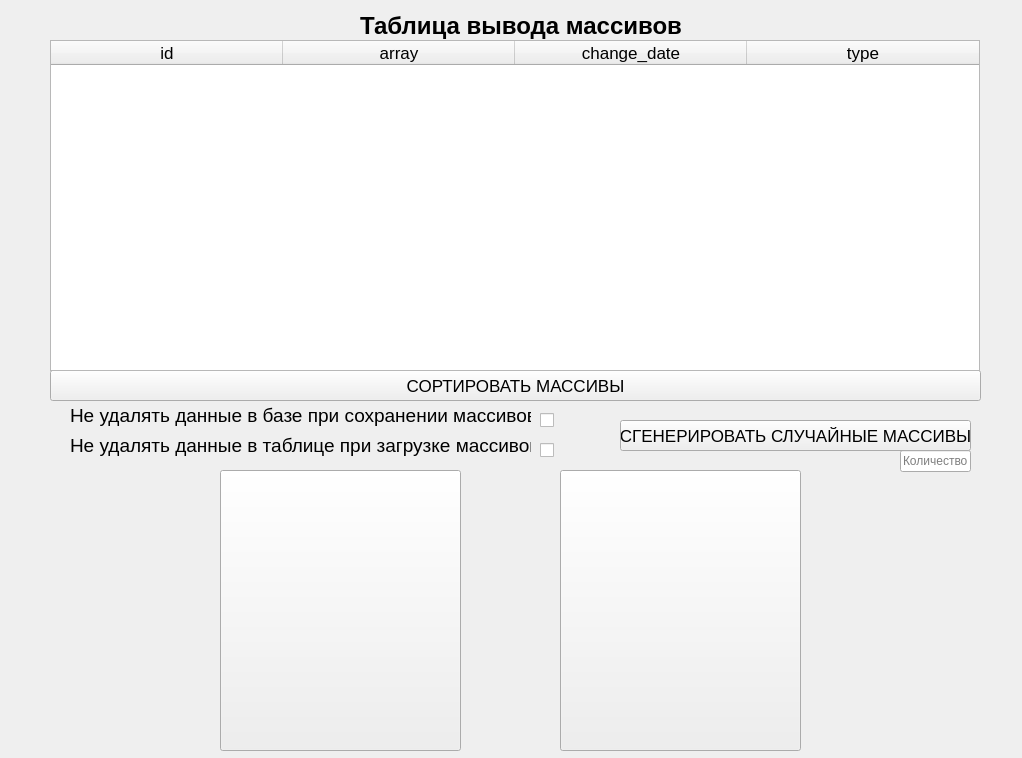
Above: Rps_lab3_Semenkov_Egorova/main_window.ui from laindash/RPS_LAB2_SEMENKOV_EGOROVA before the change. Below: the same form after it.
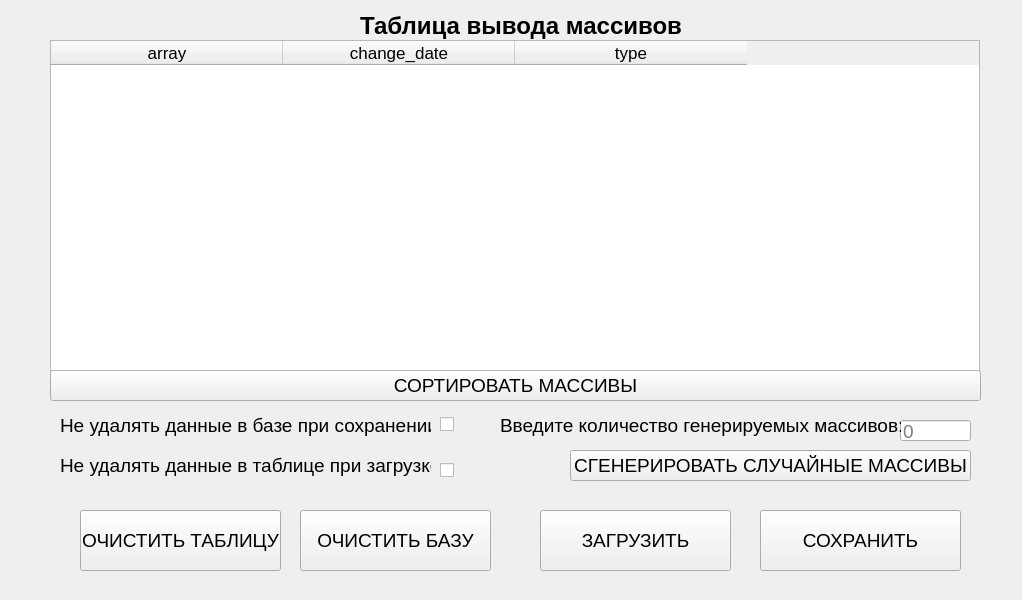
That is the form after the change.

Diff of the .ui file:
```diff
--- a/Rps_lab3_Semenkov_Egorova/main_window.ui
+++ b/Rps_lab3_Semenkov_Egorova/main_window.ui
@@ -7,7 +7,7 @@
     <x>0</x>
     <y>0</y>
     <width>1022</width>
-    <height>758</height>
+    <height>600</height>
    </rect>
   </property>
   <property name="windowTitle">
@@ -17,15 +17,15 @@
    <widget class="QPushButton" name="random_btn">
     <property name="geometry">
      <rect>
-      <x>620</x>
-      <y>420</y>
-      <width>351</width>
+      <x>570</x>
+      <y>450</y>
+      <width>401</width>
       <height>31</height>
      </rect>
     </property>
     <property name="font">
      <font>
-      <pointsize>13</pointsize>
+      <pointsize>14</pointsize>
       <bold>false</bold>
      </font>
     </property>
@@ -52,7 +52,7 @@
      <enum>QAbstractItemView::NoDragDrop</enum>
     </property>
     <property name="columnCount">
-     <number>4</number>
+     <number>3</number>
     </property>
     <attribute name="horizontalHeaderVisible">
      <bool>true</bool>
@@ -66,16 +66,6 @@
     <attribute name="horizontalHeaderHighlightSections">
      <bool>true</bool>
     </attribute>
-    <column>
-     <property name="text">
-      <string>id</string>
-     </property>
-     <property name="font">
-      <font>
-       <pointsize>13</pointsize>
-      </font>
-     </property>
-    </column>
     <column>
      <property name="text">
       <string>array</string>
@@ -113,14 +103,19 @@
     </property>
     <property name="geometry">
      <rect>
-      <x>220</x>
-      <y>470</y>
-      <width>241</width>
-      <height>281</height>
+      <x>540</x>
+      <y>510</y>
+      <width>191</width>
+      <height>61</height>
      </rect>
     </property>
+    <property name="font">
+     <font>
+      <pointsize>14</pointsize>
+     </font>
+    </property>
     <property name="text">
-     <string/>
+     <string>ЗАГРУЗИТЬ</string>
     </property>
    </widget>
    <widget class="QPushButton" name="save_btn">
@@ -129,14 +124,19 @@
     </property>
     <property name="geometry">
      <rect>
-      <x>560</x>
-      <y>470</y>
-      <width>241</width>
-      <height>281</height>
+      <x>760</x>
+      <y>510</y>
+      <width>201</width>
+      <height>61</height>
      </rect>
     </property>
+    <property name="font">
+     <font>
+      <pointsize>14</pointsize>
+     </font>
+    </property>
     <property name="text">
-     <string/>
+     <string>СОХРАНИТЬ</string>
     </property>
    </widget>
    <widget class="QPushButton" name="sort_btn">
@@ -150,7 +150,7 @@
     </property>
     <property name="font">
      <font>
-      <pointsize>13</pointsize>
+      <pointsize>14</pointsize>
       <bold>false</bold>
      </font>
     </property>
@@ -181,24 +181,29 @@
     <property name="geometry">
      <rect>
       <x>900</x>
-      <y>450</y>
+      <y>420</y>
       <width>71</width>
-      <height>22</height>
+      <height>21</height>
      </rect>
     </property>
+    <property name="font">
+     <font>
+      <pointsize>14</pointsize>
+     </font>
+    </property>
     <property name="text">
      <string/>
     </property>
     <property name="placeholderText">
-     <string>Количество</string>
+     <string>0</string>
     </property>
    </widget>
    <widget class="QLabel" name="label_2">
     <property name="geometry">
      <rect>
-      <x>70</x>
-      <y>400</y>
-      <width>461</width>
+      <x>60</x>
+      <y>410</y>
+      <width>371</width>
       <height>31</height>
      </rect>
     </property>
@@ -208,15 +213,15 @@
      </font>
     </property>
     <property name="text">
-     <string>Не удалять данные в базе при сохранении массивов</string>
+     <string>Не удалять данные в базе при сохранении</string>
     </property>
    </widget>
    <widget class="QLabel" name="label_3">
     <property name="geometry">
      <rect>
-      <x>70</x>
-      <y>430</y>
-      <width>461</width>
+      <x>60</x>
+      <y>450</y>
+      <width>371</width>
       <height>31</height>
      </rect>
     </property>
@@ -226,16 +231,16 @@
      </font>
     </property>
     <property name="text">
-     <string>Не удалять данные в таблице при загрузке массивов</string>
+     <string>Не удалять данные в таблице при загрузке</string>
     </property>
    </widget>
    <widget class="QCheckBox" name="save_in_db">
     <property name="geometry">
      <rect>
-      <x>540</x>
-      <y>410</y>
+      <x>440</x>
+      <y>409</y>
       <width>21</width>
-      <height>21</height>
+      <height>31</height>
      </rect>
     </property>
     <property name="text">
@@ -245,8 +250,8 @@
    <widget class="QCheckBox" name="save_in_table">
     <property name="geometry">
      <rect>
-      <x>540</x>
-      <y>440</y>
+      <x>440</x>
+      <y>460</y>
       <width>21</width>
       <height>21</height>
      </rect>
@@ -255,6 +260,66 @@
      <string/>
     </property>
    </widget>
+   <widget class="QLabel" name="label_4">
+    <property name="geometry">
+     <rect>
+      <x>500</x>
+      <y>400</y>
+      <width>401</width>
+      <height>51</height>
+     </rect>
+    </property>
+    <property name="font">
+     <font>
+      <pointsize>14</pointsize>
+     </font>
+    </property>
+    <property name="text">
+     <string>Введите количество генерируемых массивов:</string>
+    </property>
+   </widget>
+   <widget class="QPushButton" name="clear_database_btn">
+    <property name="enabled">
+     <bool>true</bool>
+    </property>
+    <property name="geometry">
+     <rect>
+      <x>300</x>
+      <y>510</y>
+      <width>191</width>
+      <height>61</height>
+     </rect>
+    </property>
+    <property name="font">
+     <font>
+      <pointsize>14</pointsize>
+     </font>
+    </property>
+    <property name="text">
+     <string>ОЧИСТИТЬ БАЗУ</string>
+    </property>
+   </widget>
+   <widget class="QPushButton" name="clear_table_btn">
+    <property name="enabled">
+     <bool>true</bool>
+    </property>
+    <property name="geometry">
+     <rect>
+      <x>80</x>
+      <y>510</y>
+      <width>201</width>
+      <height>61</height>
+     </rect>
+    </property>
+    <property name="font">
+     <font>
+      <pointsize>14</pointsize>
+     </font>
+    </property>
+    <property name="text">
+     <string>ОЧИСТИТЬ ТАБЛИЦУ</string>
+    </property>
+   </widget>
    <zorder>random_btn</zorder>
    <zorder>load_btn</zorder>
    <zorder>save_btn</zorder>
@@ -266,6 +331,9 @@
    <zorder>label_3</zorder>
    <zorder>save_in_db</zorder>
    <zorder>save_in_table</zorder>
+   <zorder>label_4</zorder>
+   <zorder>clear_database_btn</zorder>
+   <zorder>clear_table_btn</zorder>
   </widget>
  </widget>
  <layoutdefault spacing="6" margin="11"/>
```
